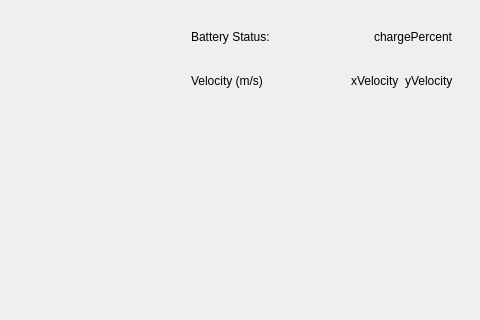
Before: the Qt Designer form src/library/userInterfaceWindow.ui in charlesrwest/soaringPenGUI, drawn with Qt 5; both pictures show x 320 to 800 and y 0 to 320 of the 800 by 600 pixel window.
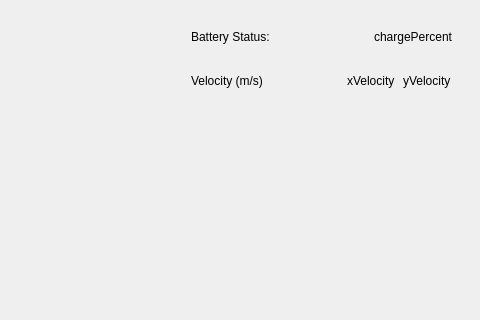
After: the same form once the commit is applied.

Commit message: Implemented full interface functionality.

Patch:
```diff
--- a/src/library/userInterfaceWindow.ui
+++ b/src/library/userInterfaceWindow.ui
@@ -166,6 +166,12 @@
           </item>
           <item>
            <widget class="QLabel" name="xVelocityLabel">
+            <property name="minimumSize">
+             <size>
+              <width>50</width>
+              <height>0</height>
+             </size>
+            </property>
             <property name="text">
              <string>xVelocity</string>
             </property>
@@ -173,6 +179,12 @@
           </item>
           <item>
            <widget class="QLabel" name="yVelocityLabel">
+            <property name="minimumSize">
+             <size>
+              <width>50</width>
+              <height>0</height>
+             </size>
+            </property>
             <property name="text">
              <string>yVelocity</string>
             </property>
```
The commit also changes 13 other files.
